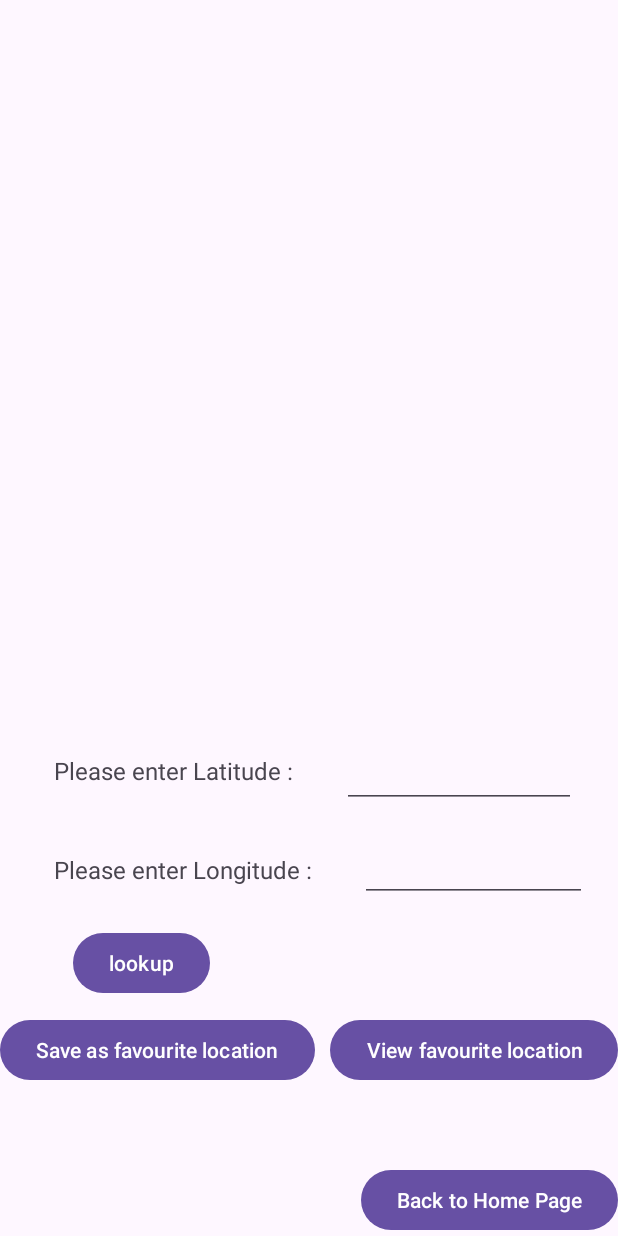
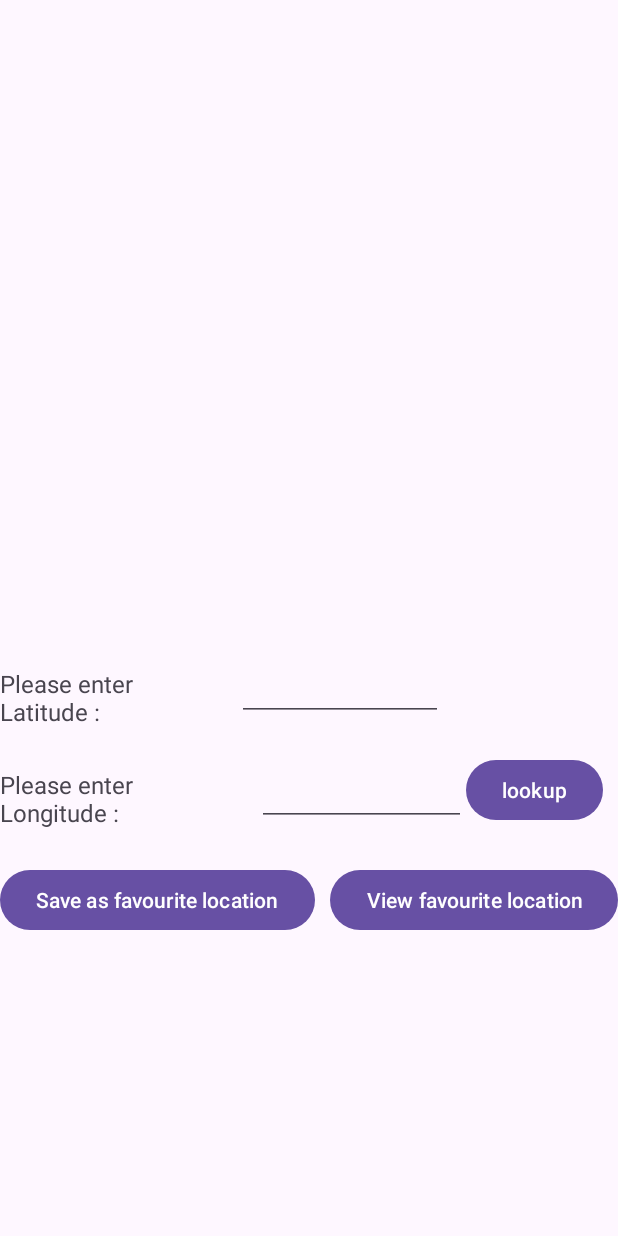
Before and after one commit to wangguosheng0924/FinalProject_Fall23, an Android app: the layout sunrise_main.xml on its own in the app's theme, with its tools: preview values and no code run, on a phone screen of 412 x 824 dp. Run offline under Robolectric (Android 15) with nearby library versions, the phone set to English and light mode, and no system bars; network calls fail.

Commit message:
added french; lookup function need to be improved(V2)

```diff
--- a/app/src/main/res/layout/sunrise_location.xml
+++ b/app/src/main/res/layout/sunrise_location.xml
@@ -11,7 +11,7 @@
         android:layout_width="wrap_content"
         android:layout_height="wrap_content"
         android:layout_marginStart="32dp"
-        android:text="Location Latitude: "
+        android:text="Location Latitude:"
         app:layout_constraintStart_toStartOf="parent"
         app:layout_constraintTop_toTopOf="parent" />
 
@@ -27,7 +27,7 @@
         android:id="@+id/textView2"
         android:layout_width="wrap_content"
         android:layout_height="wrap_content"
-        android:text="Location Longitude: "
+        android:text="Longitude:"
         app:layout_constraintEnd_toStartOf="@+id/longitude"
         app:layout_constraintTop_toTopOf="parent" />
 
--- a/app/src/main/res/layout/sunrise_main.xml
+++ b/app/src/main/res/layout/sunrise_main.xml
@@ -26,8 +26,8 @@
 
     <TextView
         android:id="@+id/textViewLatitude"
-        android:layout_width="192dp"
-        android:layout_height="42dp"
+        android:layout_width="158dp"
+        android:layout_height="43dp"
         android:layout_gravity="center_vertical"
         android:layout_marginBottom="24dp"
         android:text="@string/enter_latitude"
@@ -37,7 +37,7 @@
 
     <EditText
         android:id="@+id/editTextLatitude"
-        android:layout_width="156dp"
+        android:layout_width="137dp"
         android:layout_height="41dp"
         android:layout_marginTop="-5dp"
         android:hint=""
@@ -46,20 +46,19 @@
 
     <TextView
         android:id="@+id/textViewLongitude"
-        android:layout_width="204dp"
-        android:layout_height="33dp"
+        android:layout_width="171dp"
+        android:layout_height="40dp"
         android:layout_gravity="center_vertical"
-        android:layout_marginStart="36dp"
-        android:layout_marginBottom="16dp"
+        android:layout_marginBottom="24dp"
         android:text="@string/enter_longitude"
         android:textSize="16dp"
-        app:layout_constraintBottom_toTopOf="@+id/buttonLookup"
+        app:layout_constraintBottom_toTopOf="@+id/buttonSaveAsFavouriteLocation"
         app:layout_constraintStart_toStartOf="parent" />
 
     <EditText
         android:id="@+id/editTextLongitude"
-        android:layout_width="151dp"
-        android:layout_height="38dp"
+        android:layout_width="139dp"
+        android:layout_height="44dp"
         android:layout_below="@id/editTextLatitude"
         android:layout_marginTop="-5dp"
         android:hint=""
@@ -71,25 +70,15 @@
         android:layout_width="wrap_content"
         android:layout_height="wrap_content"
         android:layout_below="@id/editTextLongitude"
-        android:layout_marginEnd="272dp"
-        android:layout_marginBottom="10dp"
         android:text="@string/lookup"
-        app:layout_constraintBottom_toTopOf="@+id/buttonSaveAsFavouriteLocation"
-        app:layout_constraintEnd_toEndOf="parent" />
-
-    <Button
-        android:id="@+id/backToMainActivityButton"
-        android:layout_width="wrap_content"
-        android:layout_height="wrap_content"
-        android:text="@string/back_home_page"
-        app:layout_constraintBottom_toBottomOf="parent"
-        app:layout_constraintEnd_toEndOf="parent" />
+        app:layout_constraintBottom_toBottomOf="@+id/editTextLongitude"
+        app:layout_constraintStart_toEndOf="@+id/editTextLongitude" />
 
     <Button
         android:id="@+id/buttonSaveAsFavouriteLocation"
         android:layout_width="wrap_content"
         android:layout_height="wrap_content"
-        android:layout_marginBottom="100dp"
+        android:layout_marginBottom="200dp"
         android:text="@string/save_favourite"
         app:layout_constraintBottom_toBottomOf="parent"
         app:layout_constraintStart_toStartOf="parent" />
@@ -108,7 +97,7 @@
         android:layout_height="match_parent"
         app:layout_constraintBottom_toBottomOf="parent"
         app:layout_constraintEnd_toEndOf="parent"
-        app:layout_constraintHorizontal_bias="0.0"
+        app:layout_constraintHorizontal_bias="1.0"
         app:layout_constraintStart_toStartOf="parent"
         app:layout_constraintTop_toTopOf="parent"
         app:layout_constraintVertical_bias="0.0" />
--- a/app/src/main/res/menu/my_menu.xml
+++ b/app/src/main/res/menu/my_menu.xml
@@ -1,6 +1,12 @@
 <?xml version="1.0" encoding="utf-8"?>
 <menu xmlns:app="http://schemas.android.com/apk/res-auto"
     xmlns:android="http://schemas.android.com/apk/res/android">
+    <item
+        android:id="@+id/homepage"
+        android:icon="@drawable/homepage"
+        android:title="homepage"
+        app:showAsAction="always" />
+
     <item
         android:id="@+id/detailsLocation"
         android:icon="@drawable/detail"
```
Also changed, not shown: app/src/main/java/algonquin/cst2335/finalproject_fall23/SunriseMain.java (+18 -14 lines), app/src/main/res/drawable/homepage.png (added).
